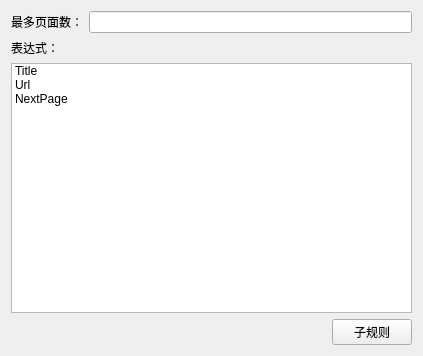
This is src/backend/tools/ConfigTool/spider/RuleConfig.ui in hrbesd/labrador as Qt 5 draws it before an edit. The edited form follows.
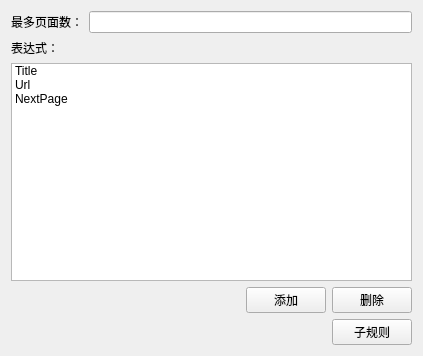
This is the edited form.

Commit message: update config tool

What changed in the file:
```diff
--- a/src/backend/tools/ConfigTool/spider/RuleConfig.ui
+++ b/src/backend/tools/ConfigTool/spider/RuleConfig.ui
@@ -15,8 +15,6 @@
   </property>
   <layout class="QVBoxLayout" name="verticalLayout_2">
    <item>
-    <layout class="QVBoxLayout" name="verticalLayout">
-     <item>
       <layout class="QHBoxLayout" name="horizontalLayout">
        <item>
         <widget class="QLabel" name="label">
@@ -38,6 +36,8 @@
       </widget>
      </item>
      <item>
+    <layout class="QVBoxLayout" name="verticalLayout">
+     <item>
       <widget class="QListWidget" name="listWidget">
        <property name="resizeMode">
         <enum>QListView::Adjust</enum>
@@ -62,6 +62,37 @@
        </item>
       </widget>
      </item>
+     <item>
+      <layout class="QHBoxLayout" name="horizontalLayout_3">
+       <item>
+        <spacer name="horizontalSpacer_2">
+         <property name="orientation">
+          <enum>Qt::Horizontal</enum>
+         </property>
+         <property name="sizeHint" stdset="0">
+          <size>
+           <width>40</width>
+           <height>20</height>
+          </size>
+         </property>
+        </spacer>
+       </item>
+       <item>
+        <widget class="QPushButton" name="pushButton_3">
+         <property name="text">
+          <string>添加</string>
+         </property>
+        </widget>
+       </item>
+       <item>
+        <widget class="QPushButton" name="pushButton_2">
+         <property name="text">
+          <string>删除</string>
+         </property>
+        </widget>
+       </item>
+      </layout>
+     </item>
     </layout>
    </item>
    <item>
```
Lines whose indentation alone changed are shown as unchanged. The commit also changes 10 other files.
